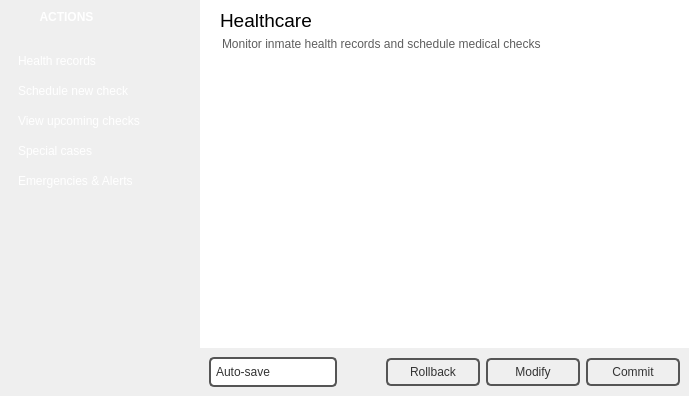
First picture: the form in healthcarewindow.ui, repository NCNM/PMS_01, before the edit.
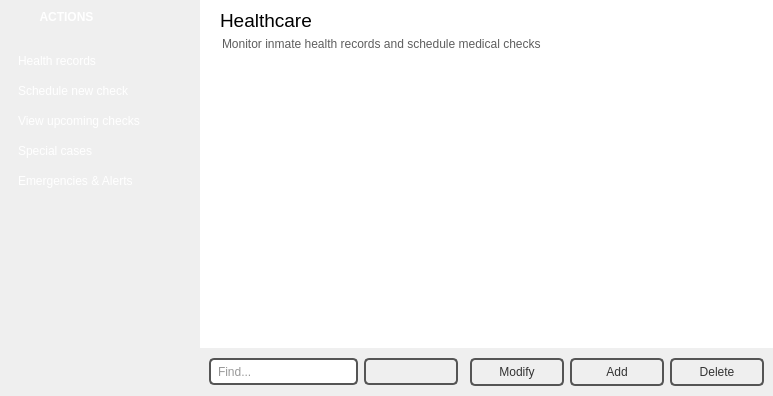
Second picture: the form after the edit. Icons and pictures are not drawn.

```diff
--- a/healthcarewindow.ui
+++ b/healthcarewindow.ui
@@ -6,7 +6,7 @@
    <rect>
     <x>0</x>
     <y>0</y>
-    <width>689</width>
+    <width>773</width>
     <height>396</height>
    </rect>
   </property>
@@ -671,6 +671,27 @@
 fx: 0.4, fy: -0.1,
 radius: 1.35, stop: 0 #fff, stop: 1 #ddd);
 }
+
+QLineEdit {
+color: #333;
+border: 2px solid #555;
+border-radius: 5px;
+padding: 5px;
+background: qradialgradient(cx: 0.3, cy: -0.4,
+fx: 0.3, fy: -0.4,
+radius: 1.35, stop: 0 #eee, stop: 1 #ddd);
+min-width: 80px;
+}
+
+QLineEdit:hover {
+background-color: rgb(255, 255, 255);
+}
+
+QLineEdit:pressed {
+background: qradialgradient(cx: 0.4, cy: -0.1,
+fx: 0.4, fy: -0.1,
+radius: 1.35, stop: 0 #fff, stop: 1 #ddd);
+}
 </string>
               </property>
               <property name="frameShape">
@@ -680,48 +701,73 @@
                <enum>QFrame::Raised</enum>
               </property>
               <layout class="QHBoxLayout" name="horizontalLayout_2">
-               <property name="spacing">
-                <number>6</number>
-               </property>
-               <property name="leftMargin">
-                <number>9</number>
-               </property>
                <property name="topMargin">
                 <number>0</number>
                </property>
-               <property name="rightMargin">
-                <number>9</number>
-               </property>
                <property name="bottomMargin">
                 <number>0</number>
                </property>
                <item>
-                <widget class="QComboBox" name="comboBox">
+                <widget class="QLineEdit" name="lineEdit">
+                 <property name="sizePolicy">
+                  <sizepolicy hsizetype="Expanding" vsizetype="Maximum">
+                   <horstretch>0</horstretch>
+                   <verstretch>0</verstretch>
+                  </sizepolicy>
+                 </property>
                  <property name="minimumSize">
                   <size>
                    <width>94</width>
-                   <height>0</height>
+                   <height>27</height>
                   </size>
                  </property>
                  <property name="maximumSize">
                   <size>
-                   <width>128</width>
-                   <height>16777215</height>
+                   <width>175</width>
+                   <height>27</height>
                   </size>
                  </property>
-                 <property name="styleSheet">
-                  <string notr="true"/>
+                 <property name="placeholderText">
+                  <string>Find...</string>
                  </property>
-                 <item>
-                  <property name="text">
-                   <string>Auto-save</string>
-                  </property>
-                 </item>
-                 <item>
-                  <property name="text">
-                   <string>Requires commit</string>
-                  </property>
-                 </item>
+                </widget>
+               </item>
+               <item>
+                <widget class="QPushButton" name="pushButton_4">
+                 <property name="sizePolicy">
+                  <sizepolicy hsizetype="Fixed" vsizetype="Fixed">
+                   <horstretch>0</horstretch>
+                   <verstretch>0</verstretch>
+                  </sizepolicy>
+                 </property>
+                 <property name="minimumSize">
+                  <size>
+                   <width>32</width>
+                   <height>27</height>
+                  </size>
+                 </property>
+                 <property name="maximumSize">
+                  <size>
+                   <width>32</width>
+                   <height>27</height>
+                  </size>
+                 </property>
+                 <property name="text">
+                  <string/>
+                 </property>
+                 <property name="icon">
+                  <iconset resource="pms_resources.qrc">
+                   <normaloff>:/images/find_icon.png</normaloff>:/images/find_icon.png</iconset>
+                 </property>
+                 <property name="iconSize">
+                  <size>
+                   <width>24</width>
+                   <height>24</height>
+                  </size>
+                 </property>
+                 <property name="flat">
+                  <bool>false</bool>
+                 </property>
                 </widget>
                </item>
                <item>
@@ -757,29 +803,29 @@
                   </size>
                  </property>
                  <property name="text">
-                  <string>Rollback</string>
-                 </property>
-                </widget>
-               </item>
-               <item>
-                <widget class="QPushButton" name="pushButton_2">
-                 <property name="minimumSize">
-                  <size>
-                   <width>94</width>
-                   <height>0</height>
-                  </size>
-                 </property>
-                 <property name="maximumSize">
-                  <size>
-                   <width>85</width>
-                   <height>16777215</height>
-                  </size>
-                 </property>
-                 <property name="text">
                   <string>Modify</string>
                  </property>
                 </widget>
                </item>
+               <item>
+                <widget class="QPushButton" name="pushButton_2">
+                 <property name="minimumSize">
+                  <size>
+                   <width>94</width>
+                   <height>0</height>
+                  </size>
+                 </property>
+                 <property name="maximumSize">
+                  <size>
+                   <width>85</width>
+                   <height>16777215</height>
+                  </size>
+                 </property>
+                 <property name="text">
+                  <string>Add</string>
+                 </property>
+                </widget>
+               </item>
                <item>
                 <widget class="QPushButton" name="pushButton">
                  <property name="minimumSize">
@@ -798,7 +844,7 @@
                   <string notr="true"/>
                  </property>
                  <property name="text">
-                  <string>Commit</string>
+                  <string>Delete</string>
                  </property>
                 </widget>
                </item>
```
